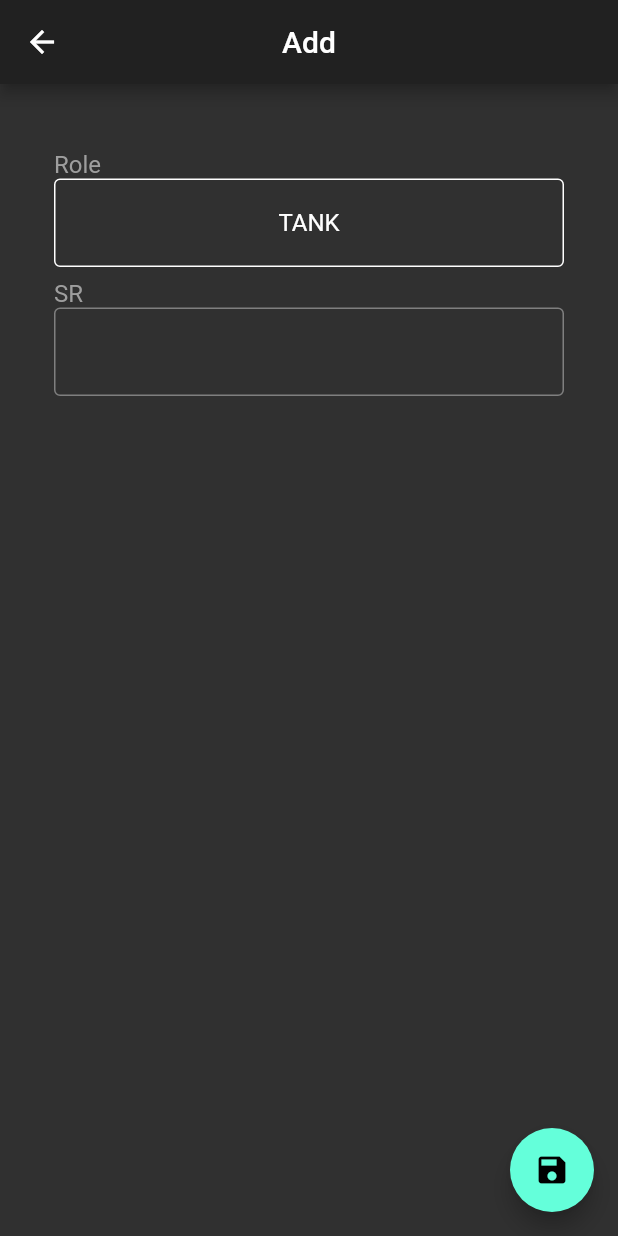
After one commit to twoneis/srt, a Flutter app: the screen it shows after launch, after a tap on the "add" icon, on a phone screen of 412 x 824 dp. The commit adds this screen. Run offline on Flutter 3.47's test engine with Material 2 defaults, Android fonts, the phone set to English and light mode, and no system bars; missing offline and left inert: dart:ffi.

Commit message:
basic ui finished

```diff
--- /dev/null
+++ b/lib/classes/game.dart
@@ -0,0 +1,6 @@
+import 'dart:ffi';
+
+class Game {
+  int sr;
+  DateTime time;
+}
--- /dev/null
+++ b/lib/pages/add.dart
@@ -0,0 +1,69 @@
+import 'package:flutter/material.dart';
+import 'package:srt/main.dart';
+
+class Add extends StatefulWidget {
+  final String role;
+
+  Add({@required this.role});
+
+  @override
+  _AddState createState() => _AddState();
+}
+
+class _AddState extends State<Add> {
+  TextEditingController sr;
+
+  @override
+  Widget build(BuildContext context) {
+    return new Scaffold(
+      appBar: AppBar(
+        title: Text("Add"),
+        centerTitle: true,
+      ),
+      body: ListView(
+        padding: EdgeInsets.only(left: 20, right: 20, top: 40),
+        children: <Widget>[
+          ListTile(
+            title: Text(
+              "Role",
+              style: TextStyle(color: Colors.grey),
+            ),
+            subtitle: TextField(
+              enabled: false,
+              textAlign: TextAlign.center,
+              decoration: InputDecoration(
+                  disabledBorder: OutlineInputBorder(
+                      borderSide: BorderSide(color: Colors.white)),
+                  hintText: widget.role.toUpperCase(),
+                  hintStyle: TextStyle(
+                    color: Colors.white,
+                  )),
+            ),
+          ),
+          ListTile(
+            title: Text(
+              "SR",
+              style: TextStyle(color: Colors.grey),
+            ),
+            subtitle: TextFormField(
+              controller: sr,
+              textAlign: TextAlign.center,
+              keyboardType: TextInputType.number,
+              decoration: InputDecoration(
+                border: OutlineInputBorder(
+                    borderSide: BorderSide(color: Colors.white)),
+              ),
+            ),
+          ),
+        ],
+      ),
+      floatingActionButton: FloatingActionButton(
+        child: Icon(Icons.save),
+        onPressed: () {
+          Navigator.push(
+              context, MaterialPageRoute(builder: (context) => App()));
+        },
+      ),
+    );
+  }
+}
--- a/lib/pages/damage.dart
+++ b/lib/pages/damage.dart
@@ -1,4 +1,5 @@
 import 'package:flutter/material.dart';
+import 'package:srt/pages/add.dart';
 
 class Damage extends StatefulWidget {
   @override
@@ -6,7 +7,6 @@ class Damage extends StatefulWidget {
 }
 
 class _DamageState extends State<Damage> {
-
   @override
   Widget build(BuildContext context) {
     return new Scaffold(
@@ -14,6 +14,17 @@ class _DamageState extends State<Damage> {
         title: Text("Damage"),
         centerTitle: true,
       ),
+      floatingActionButton: FloatingActionButton(
+        child: Icon(Icons.add),
+        onPressed: () {
+          Navigator.push(
+              context,
+              MaterialPageRoute(
+                  builder: (context) => Add(
+                        role: "damage",
+                      )));
+        },
+      ),
     );
   }
 }
--- a/lib/pages/support.dart
+++ b/lib/pages/support.dart
@@ -1,4 +1,5 @@
 import 'package:flutter/material.dart';
+import 'package:srt/pages/add.dart';
 
 class Support extends StatefulWidget {
   @override
@@ -6,7 +7,6 @@ class Support extends StatefulWidget {
 }
 
 class _SupportState extends State<Support> {
-
   @override
   Widget build(BuildContext context) {
     return new Scaffold(
@@ -14,6 +14,17 @@ class _SupportState extends State<Support> {
         title: Text("Support"),
         centerTitle: true,
       ),
+      floatingActionButton: FloatingActionButton(
+        child: Icon(Icons.add),
+        onPressed: () {
+          Navigator.push(
+              context,
+              MaterialPageRoute(
+                  builder: (context) => Add(
+                        role: "support",
+                      )));
+        },
+      ),
     );
   }
 }
--- a/lib/pages/tank.dart
+++ b/lib/pages/tank.dart
@@ -1,4 +1,5 @@
 import 'package:flutter/material.dart';
+import 'package:srt/pages/add.dart';
 
 class Tank extends StatefulWidget {
   @override
@@ -6,7 +7,6 @@ class Tank extends StatefulWidget {
 }
 
 class _TankState extends State<Tank> {
-
   @override
   Widget build(BuildContext context) {
     return new Scaffold(
@@ -14,6 +14,17 @@ class _TankState extends State<Tank> {
         title: Text("Tank"),
         centerTitle: true,
       ),
+      floatingActionButton: FloatingActionButton(
+        child: Icon(Icons.add),
+        onPressed: () {
+          Navigator.push(
+              context,
+              MaterialPageRoute(
+                  builder: (context) => Add(
+                        role: "tank",
+                      )));
+        },
+      ),
     );
   }
 }
--- a/pubspec.yaml
+++ b/pubspec.yaml
@@ -23,6 +23,7 @@ environment:
 dependencies:
   flutter:
     sdk: flutter
+  shared_preferences:
 
 
   # The following adds the Cupertino Icons font to your application.
```
Also changed, not shown: lib/elements/list.dart (added, +30 -0 lines), lib/main.dart (+6 -15 lines), pubspec.lock.
